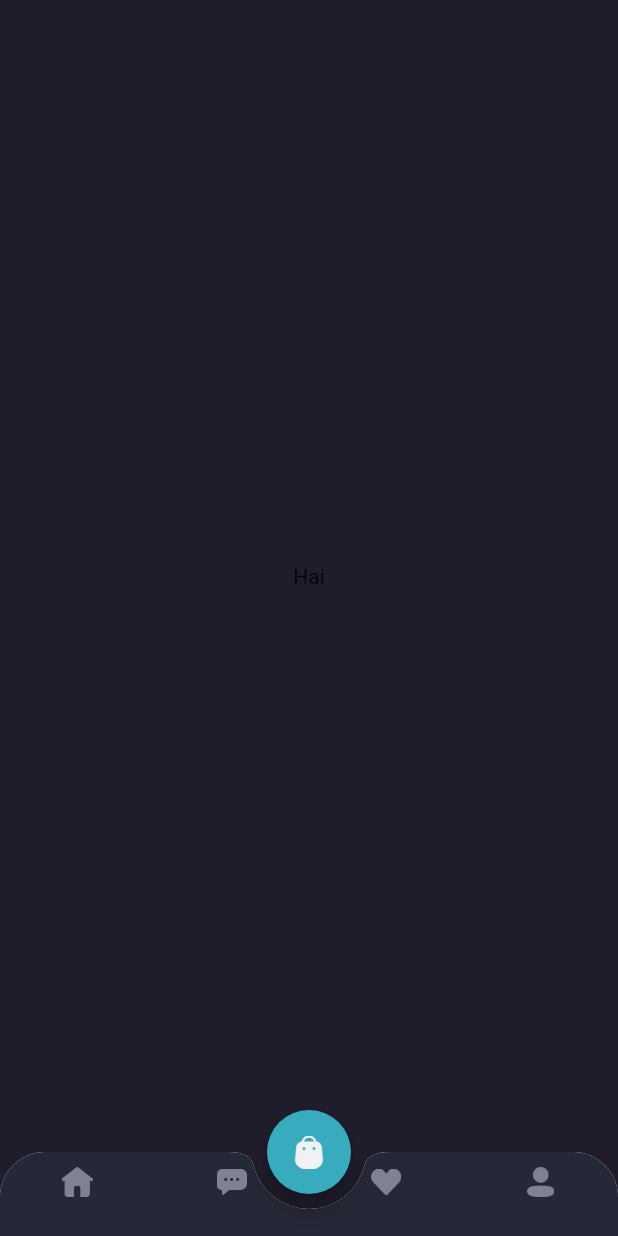
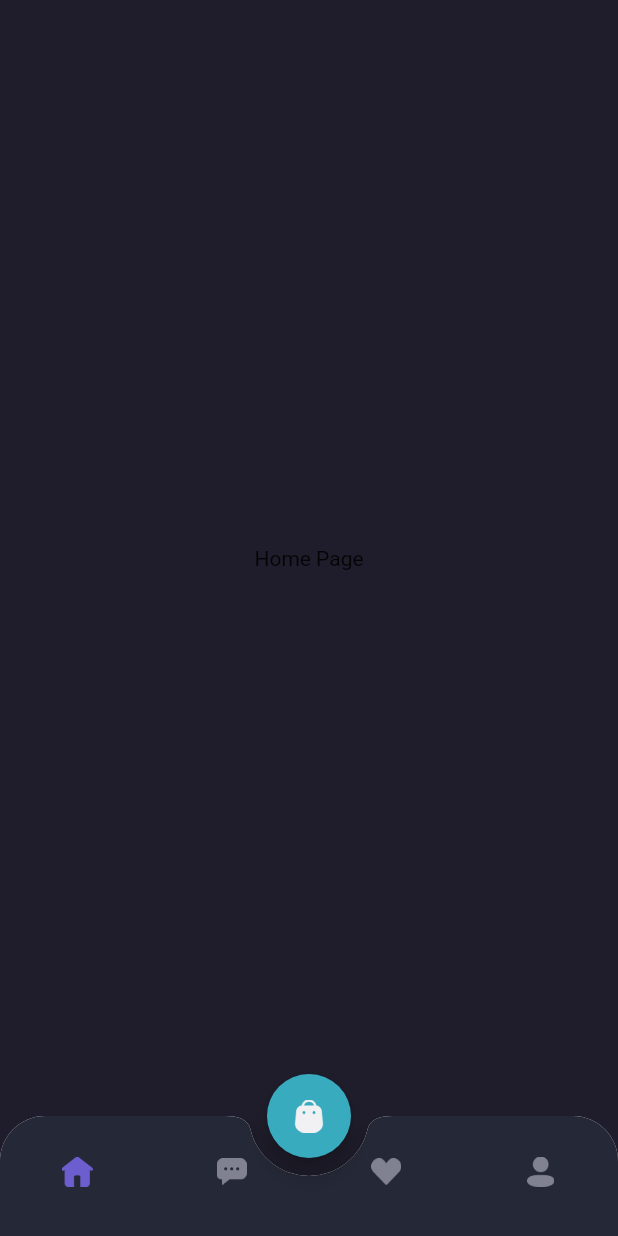
Before and after one commit to IdaDanuartha/shamo-mobile-flutter, a Flutter app: the screen it shows after launch, after a tap on "Sign In", on a phone screen of 412 x 824 dp. Run offline on Flutter 3.47's test engine with Material 2 defaults, Android fonts, the phone set to English and light mode, and no system bars; our stand-ins replace google_fonts.

Commit message:
add navigation to another page

```diff
--- /dev/null
+++ b/lib/pages/home/chat_page.dart
@@ -0,0 +1,14 @@
+import 'package:flutter/material.dart';
+
+class ChatPage extends StatelessWidget {
+  const ChatPage({super.key});
+
+  @override
+  Widget build(BuildContext context) {
+    return Scaffold(
+      body: Center(
+        child: Text("Chat Page"),
+      ),
+    );
+  }
+}
--- /dev/null
+++ b/lib/pages/home/home_page.dart
@@ -0,0 +1,16 @@
+import 'package:flutter/material.dart';
+import 'package:mobile_flutter/themes.dart';
+
+class HomePage extends StatelessWidget {
+  const HomePage({super.key});
+
+  @override
+  Widget build(BuildContext context) {
+    return Scaffold(
+      backgroundColor: bgColor1,
+      body: Center(
+        child: Text("Home Page"),
+      ),
+    );
+  }
+}
--- a/lib/pages/home/main_page.dart
+++ b/lib/pages/home/main_page.dart
@@ -1,17 +1,36 @@
 import 'package:flutter/material.dart';
+import 'package:mobile_flutter/pages/home/chat_page.dart';
+import 'package:mobile_flutter/pages/home/home_page.dart';
+import 'package:mobile_flutter/pages/home/profile_page.dart';
+import 'package:mobile_flutter/pages/home/wishlist_page.dart';
 import 'package:mobile_flutter/themes.dart';
 
-class MainPage extends StatelessWidget {
+class MainPage extends StatefulWidget {
   const MainPage({super.key});
 
   @override
+  State<MainPage> createState() => _MainPageState();
+}
+
+class _MainPageState extends State<MainPage> {
+  int _currentIndex = 0;
+  final _screens = [
+    HomePage(),
+    ChatPage(),
+    WishlistPage(),
+    ProfilePage(),
+  ];
+
+  @override
   Widget build(BuildContext context) {
-
     Widget cartButton() {
       return FloatingActionButton(
         onPressed: () {},
         backgroundColor: secondaryColor,
-        child: Image.asset('assets/icon_cart.png', width: 20,),
+        child: Image.asset(
+          'assets/icon_cart.png',
+          width: 20,
+        ),
       );
     }
 
@@ -20,30 +39,67 @@ class MainPage extends StatelessWidget {
         borderRadius: BorderRadius.vertical(top: Radius.circular(30)),
         child: BottomAppBar(
           shape: CircularNotchedRectangle(),
-          notchMargin: 10,
+          notchMargin: 12,
           clipBehavior: Clip.antiAlias,
           child: BottomNavigationBar(
               backgroundColor: bgColor4,
+              currentIndex: _currentIndex,
+              onTap: (value) {
+                setState(() {
+                  _currentIndex = value;
+                });
+              },
               type: BottomNavigationBarType.fixed,
               items: [
                 BottomNavigationBarItem(
-                icon: Image.asset('assets/icon_home.png', width: 21),
+                  icon: Container(
+                    margin: EdgeInsets.only(top: 20, bottom: 10),
+                    child: Image.asset(
+                      'assets/icon_home.png',
+                      width: 21,
+                      color:
+                          _currentIndex == 0 ? primaryColor : Color(0XFF808191),
+                    ),
+                  ),
                   label: '',
                 ),
                 BottomNavigationBarItem(
-                icon: Image.asset('assets/icon_chat.png', width: 20),
+                  icon: Container(
+                    margin: EdgeInsets.only(top: 20, bottom: 10),
+                    child: Image.asset(
+                      'assets/icon_chat.png',
+                      width: 20,
+                      color:
+                          _currentIndex == 1 ? primaryColor : Color(0XFF808191),
+                    ),
+                  ),
                   label: '',
                 ),
                 BottomNavigationBarItem(
-                icon: Image.asset('assets/icon_wishlist.png', width: 20),
+                  icon: Container(
+                    margin: EdgeInsets.only(top: 20, bottom: 10),
+                    child: Image.asset(
+                      'assets/icon_wishlist.png',
+                      width: 20,
+                      color:
+                          _currentIndex == 2 ? primaryColor : Color(0XFF808191),
+                    ),
+                  ),
                   label: '',
                 ),
                 BottomNavigationBarItem(
-                icon: Image.asset('assets/icon_profile.png', width: 18),
+                  icon: Container(
+                    margin: EdgeInsets.only(top: 20, bottom: 10),
+                    child: Image.asset(
+                      'assets/icon_profile.png',
+                      width: 18,
+                      color:
+                          _currentIndex == 3 ? primaryColor : Color(0XFF808191),
+                    ),
+                  ),
                   label: '',
                 ),
-            ]
-          ),
+              ]),
         ),
       );
     }
@@ -53,8 +109,17 @@ class MainPage extends StatelessWidget {
       floatingActionButton: cartButton(),
       floatingActionButtonLocation: FloatingActionButtonLocation.centerDocked,
       bottomNavigationBar: customButtonNav(),
-      body: Center(
-        child: Text("Hai"),
+      body: Stack(
+        children: _screens
+              .asMap()
+              .map((i, screen) => MapEntry(
+                i,
+                Offstage(
+                  offstage: _currentIndex != i,
+                  child: screen,
+                )))
+              .values
+              .toList()
       ),
     );
   }
--- /dev/null
+++ b/lib/pages/home/profile_page.dart
@@ -0,0 +1,14 @@
+import 'package:flutter/material.dart';
+
+class ProfilePage extends StatelessWidget {
+  const ProfilePage({super.key});
+
+  @override
+  Widget build(BuildContext context) {
+    return Scaffold(
+      body: Center(
+        child: Text("Profile Page"),
+      ),
+    );
+  }
+}
--- /dev/null
+++ b/lib/pages/home/wishlist_page.dart
@@ -0,0 +1,14 @@
+import 'package:flutter/material.dart';
+
+class WishlistPage extends StatelessWidget {
+  const WishlistPage({super.key});
+
+  @override
+  Widget build(BuildContext context) {
+    return Scaffold(
+      body: Center(
+        child: Text("Wishlist Page"),
+      ),
+    );
+  }
+}
```
Lines whose indentation alone changed are shown as unchanged.
